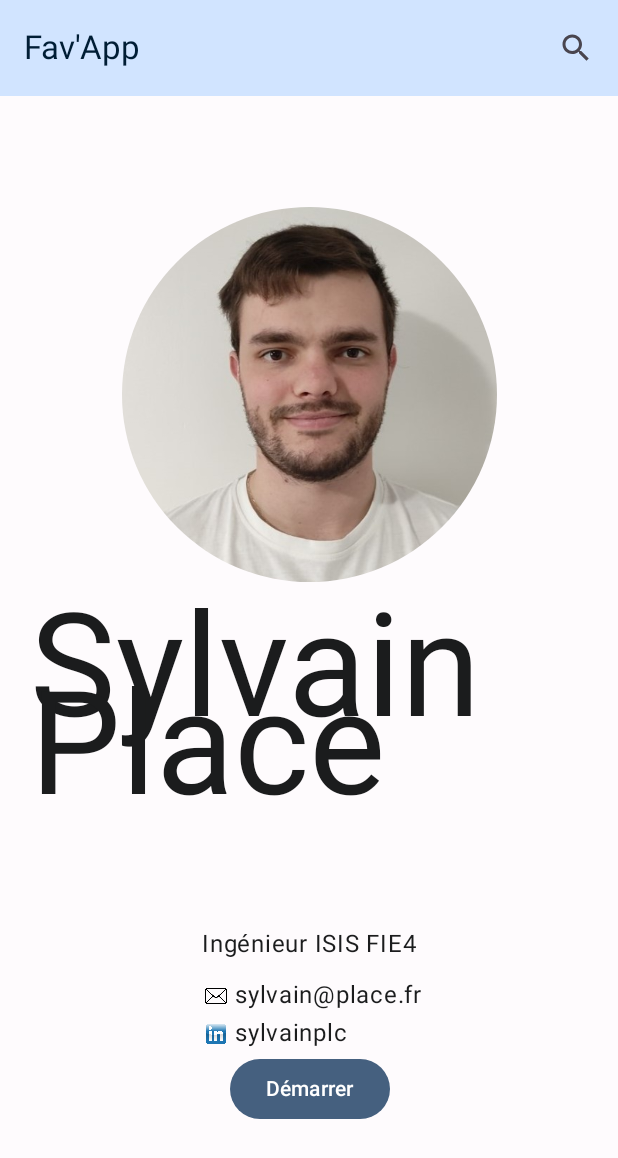
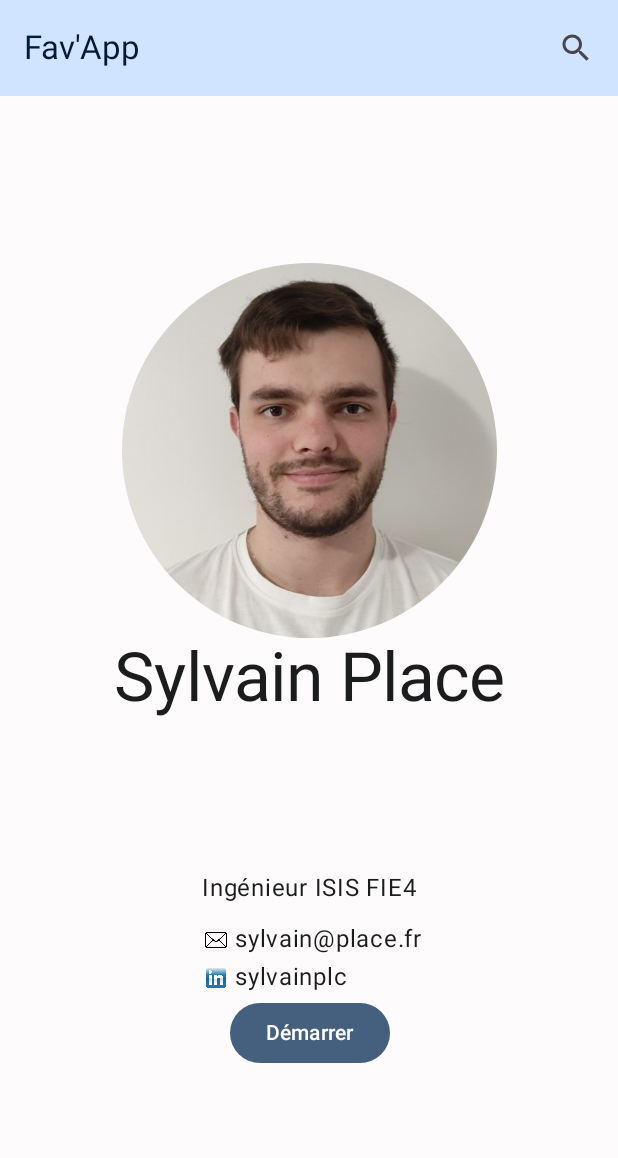
Before and after one commit to SylvainPlace/TmdbApp, an Android app built with Jetpack Compose: the screen it shows after launch (MainActivity), on a phone screen of 412 x 824 dp. Shown: the top 1158 px of the screen. Run offline under Robolectric (Android 15) with nearby library versions, the phone set to English and light mode, and no system bars; our stand-ins replace window size class; 3 statements that could not run were skipped.

Commit message:
Modif Forme

```diff
--- a/app/src/main/java/com/example/premireapplication/ActeurDetail.kt
+++ b/app/src/main/java/com/example/premireapplication/ActeurDetail.kt
@@ -71,7 +71,6 @@ fun Biography(biography: String?) {
                 modifier = Modifier.padding(bottom = 20.dp),
             )
         }
-
     }
 }
 
@@ -80,7 +79,6 @@ fun LifeDate(birthday: String?, deathday: String?) {
     Row {
         if (birthday != null) {
             Text(text = stringResource(R.string.born_on) + " " + stringToDate(birthday))
-
             if (deathday != null) {
                 Text(text = " " + stringResource(R.string.and) + " ")
             }
--- a/app/src/main/java/com/example/premireapplication/Colors.kt
+++ /dev/null
@@ -1,78 +0,0 @@
-package com.example.premireapplication
-
-import androidx.compose.foundation.isSystemInDarkTheme
-import androidx.compose.material3.MaterialTheme
-import androidx.compose.material3.lightColorScheme
-import androidx.compose.material3.darkColorScheme
-import androidx.compose.runtime.Composable
-import androidx.compose.ui.graphics.Color
-import com.google.accompanist.systemuicontroller.rememberSystemUiController
-
-val primaryColor = Color(0xff45607F)
-val onPrimaryColor = Color(0xffffffff)
-val primaryVariantColor = Color(0xff595F67)
-val secondaryColor = Color(0xff595F67)
-val onSecondaryColor = Color(0xffffffff)
-val secondaryVariantColor = Color(0xff595F67)
-val surfaceColor = Color(0xffD1E4FF)
-val onSurfaceColor = Color(0xff001D35)
-val backgroundColor = Color(0xffFEFBFD)
-val onBackgroundColor = Color(0xff1B1C1D)
-val errorColor = Color(0xffBA1A1A)
-
-
-val primaryDarkColor = Color(0xffADC9EC)
-val onPrimaryDarkColor = Color(0xff14324F)
-val primaryVariantDarkColor = Color(0xffC2C7D0)
-val secondaryDarkColor = Color(0xffC2C7D0)
-val onSecondaryDarkColor = Color(0xff2B3138)
-val secondaryVariantDarkColor = Color(0xff42474F)
-val surfaceDarkColor = Color(0xff2D4966)
-val onSurfaceDarkColor = Color(0xffD1E4FF)
-val backgroundDarkColor = Color(0xff1B1C1D)
-val onBackgroundDarkColor = Color(0xffE4E2E3)
-
-private val LightColors = lightColorScheme(
-    primary = primaryColor,
-    tertiary = primaryVariantColor,
-    onPrimary = onPrimaryColor,
-    secondary = secondaryColor,
-    onSecondary = onSecondaryColor,
-    error = errorColor,
-    onError = Color.White,
-    surface = surfaceColor,
-    onSurface = onSurfaceColor,
-    background = backgroundColor,
-    onBackground = onBackgroundColor,
-)
-private val DarkColors = darkColorScheme(
-    primary = primaryDarkColor,
-    tertiary = primaryVariantDarkColor,
-    onPrimary = onPrimaryDarkColor,
-    secondary = secondaryDarkColor,
-    onSecondary = onSecondaryDarkColor,
-    error = errorColor,
-    onError = Color.White,
-    surface = surfaceDarkColor,
-    onSurface = onSurfaceDarkColor,
-    background = backgroundDarkColor,
-    onBackground = onBackgroundDarkColor,
-)
-@Composable
-fun MyTheme(
-    content: @Composable () -> Unit) {
-    val systemUiController = rememberSystemUiController()
-    if(isSystemInDarkTheme()){
-        systemUiController.setSystemBarsColor(
-            color = surfaceDarkColor
-        )
-    }else{
-        systemUiController.setSystemBarsColor(
-            color = surfaceColor
-        )
-    }
-    MaterialTheme(
-        colorScheme  = if (isSystemInDarkTheme()) DarkColors else LightColors,
-        content = content
-    )
-}
--- a/app/src/main/java/com/example/premireapplication/Films.kt
+++ b/app/src/main/java/com/example/premireapplication/Films.kt
@@ -55,7 +55,6 @@ fun ScreenFilms(
                                     )
                                 }
                             }
-
                         }
                     ),
                 columns = GridCells.Adaptive(150.dp)
@@ -75,7 +74,6 @@ fun ScreenFilms(
                 items(movies.size) { index ->
                     CardMovie(movies[index], navController)
                 }
-
             }
         }
     }
--- a/app/src/main/java/com/example/premireapplication/GeneralDetails.kt
+++ b/app/src/main/java/com/example/premireapplication/GeneralDetails.kt
@@ -59,7 +59,6 @@ fun ImgWithSubtitle(path: String?, subtitle: String?) {
             )
         }
     }
-
 }
 
 @Composable
@@ -93,7 +92,6 @@ fun Genres(genres: List<Genre>?) {
                 )
             }
         }
-
     }
 }
 
@@ -181,8 +179,6 @@ fun Casting(
                     }
                 }
             }
-
         }
-
     }
 }
--- a/app/src/main/java/com/example/premireapplication/MainActivity.kt
+++ b/app/src/main/java/com/example/premireapplication/MainActivity.kt
@@ -14,13 +14,14 @@ import androidx.compose.ui.Modifier
 import androidx.navigation.NavHostController
 import androidx.navigation.compose.currentBackStackEntryAsState
 import androidx.navigation.compose.rememberNavController
+import com.example.premireapplication.ui.theme.PremièreApplicationTheme
 
 class MainActivity : ComponentActivity() {
     @OptIn(ExperimentalMaterial3WindowSizeClassApi::class)
     override fun onCreate(savedInstanceState: Bundle?) {
         super.onCreate(savedInstanceState)
         setContent {
-            MyTheme {
+            PremièreApplicationTheme {
                 Surface(
                     modifier = Modifier.fillMaxSize(),
                     color = MaterialTheme.colorScheme.background
@@ -71,7 +72,6 @@ fun Screen(windowClass: WindowSizeClass, navController: NavHostController) {
                     windowClass = windowClass,
                     mainViewModel = mainViewModel
                 )
-
             }
         }
     }
--- a/app/src/main/java/com/example/premireapplication/Profile.kt
+++ b/app/src/main/java/com/example/premireapplication/Profile.kt
@@ -91,7 +91,6 @@ fun Nom(contenu: String) {
     Text(
         text = contenu,
         style = MaterialTheme.typography.displayMedium,
-        fontSize = 12.em
     )
 }
 
--- a/app/src/main/java/com/example/premireapplication/TmdbAPI.kt
+++ b/app/src/main/java/com/example/premireapplication/TmdbAPI.kt
@@ -6,7 +6,6 @@ import retrofit2.http.Query
 
 
 interface TmdbAPI {
-
     @GET("trending/movie/week")
     suspend fun lastmovies(@Query("api_key") api_key: String): TmdbMovieResult
 
--- a/app/src/main/java/com/example/premireapplication/ui/theme/Color.kt
+++ b/app/src/main/java/com/example/premireapplication/ui/theme/Color.kt
@@ -2,7 +2,26 @@ package com.example.premireapplication.ui.theme
 
 import androidx.compose.ui.graphics.Color
 
-val Purple200 = Color(0xFFBB86FC)
-val Purple500 = Color(0xFF6200EE)
-val Purple700 = Color(0xFF3700B3)
-val Teal200 = Color(0xFF03DAC5)
+val primaryColor = Color(0xff45607F)
+val onPrimaryColor = Color(0xffffffff)
+val primaryVariantColor = Color(0xff595F67)
+val secondaryColor = Color(0xff595F67)
+val onSecondaryColor = Color(0xffffffff)
+val secondaryVariantColor = Color(0xff595F67)
+val surfaceColor = Color(0xffD1E4FF)
+val onSurfaceColor = Color(0xff001D35)
+val backgroundColor = Color(0xffFEFBFD)
+val onBackgroundColor = Color(0xff1B1C1D)
+val errorColor = Color(0xffBA1A1A)
+
+
+val primaryDarkColor = Color(0xffADC9EC)
+val onPrimaryDarkColor = Color(0xff14324F)
+val primaryVariantDarkColor = Color(0xffC2C7D0)
+val secondaryDarkColor = Color(0xffC2C7D0)
+val onSecondaryDarkColor = Color(0xff2B3138)
+val secondaryVariantDarkColor = Color(0xff42474F)
+val surfaceDarkColor = Color(0xff2D4966)
+val onSurfaceDarkColor = Color(0xffD1E4FF)
+val backgroundDarkColor = Color(0xff1B1C1D)
+val onBackgroundDarkColor = Color(0xffE4E2E3)
--- a/app/src/main/java/com/example/premireapplication/ui/theme/Shape.kt
+++ b/app/src/main/java/com/example/premireapplication/ui/theme/Shape.kt
@@ -1,11 +1,11 @@
 package com.example.premireapplication.ui.theme
 
 import androidx.compose.foundation.shape.RoundedCornerShape
-import androidx.compose.material.Shapes
+import androidx.compose.material3.Shapes
 import androidx.compose.ui.unit.dp
 
 val Shapes = Shapes(
         small = RoundedCornerShape(4.dp),
-        medium = RoundedCornerShape(4.dp),
-        large = RoundedCornerShape(0.dp)
+        medium = RoundedCornerShape(6.dp),
+        large = RoundedCornerShape(8.dp)
 )
--- a/app/src/main/java/com/example/premireapplication/ui/theme/Theme.kt
+++ b/app/src/main/java/com/example/premireapplication/ui/theme/Theme.kt
@@ -1,30 +1,37 @@
 package com.example.premireapplication.ui.theme
 
 import androidx.compose.foundation.isSystemInDarkTheme
-import androidx.compose.material.MaterialTheme
-import androidx.compose.material.darkColors
-import androidx.compose.material.lightColors
+import androidx.compose.material3.MaterialTheme
+import androidx.compose.material3.darkColorScheme
+import androidx.compose.material3.lightColorScheme
 import androidx.compose.runtime.Composable
+import androidx.compose.ui.graphics.Color
 
-private val DarkColorPalette = darkColors(
-        primary = Purple200,
-        primaryVariant = Purple700,
-        secondary = Teal200
+private val LightColorPalette = lightColorScheme(
+    primary = primaryColor,
+    tertiary = primaryVariantColor,
+    onPrimary = onPrimaryColor,
+    secondary = secondaryColor,
+    onSecondary = onSecondaryColor,
+    error = errorColor,
+    onError = Color.White,
+    surface = surfaceColor,
+    onSurface = onSurfaceColor,
+    background = backgroundColor,
+    onBackground = onBackgroundColor,
 )
-
-private val LightColorPalette = lightColors(
-        primary = Purple500,
-        primaryVariant = Purple700,
-        secondary = Teal200
-
-        /* Other default colors to override
-    background = Color.White,
-    surface = Color.White,
-    onPrimary = Color.White,
-    onSecondary = Color.Black,
-    onBackground = Color.Black,
-    onSurface = Color.Black,
-    */
+private val DarkColorPalette = darkColorScheme(
+    primary = primaryDarkColor,
+    tertiary = primaryVariantDarkColor,
+    onPrimary = onPrimaryDarkColor,
+    secondary = secondaryDarkColor,
+    onSecondary = onSecondaryDarkColor,
+    error = errorColor,
+    onError = Color.White,
+    surface = surfaceDarkColor,
+    onSurface = onSurfaceDarkColor,
+    background = backgroundDarkColor,
+    onBackground = onBackgroundDarkColor,
 )
 
 @Composable
@@ -36,8 +43,7 @@ fun PremièreApplicationTheme(darkTheme: Boolean = isSystemInDarkTheme(), conten
     }
 
     MaterialTheme(
-            colors = colors,
-            typography = Typography,
+            colorScheme = colors,
             shapes = Shapes,
             content = content
     )
--- a/build.gradle
+++ b/build.gradle
@@ -1,6 +1,6 @@
 buildscript {
     ext {
-        compose_version = '1.4.0-alpha02'
+        compose_version = '1.3.1'
     }
 }// Top-level build file where you can add configuration options common to all sub-projects/modules.
 plugins {
```
Also changed, not shown: app/src/main/java/com/example/premireapplication/ResearchField.kt (+2 -5 lines).
